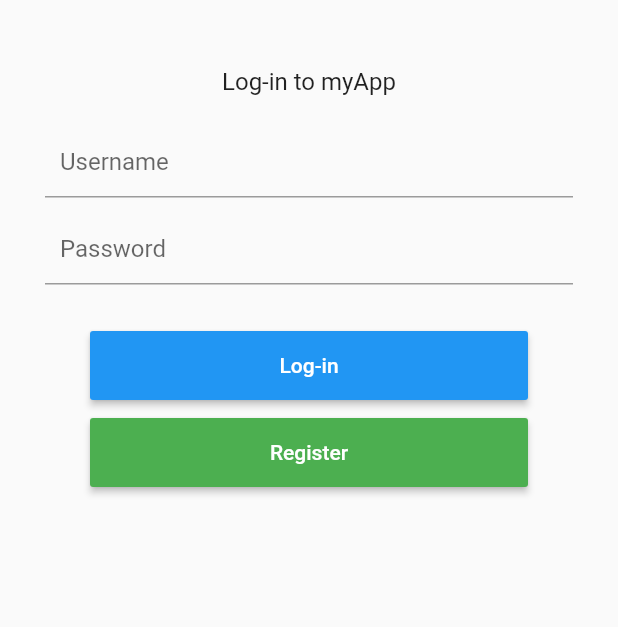
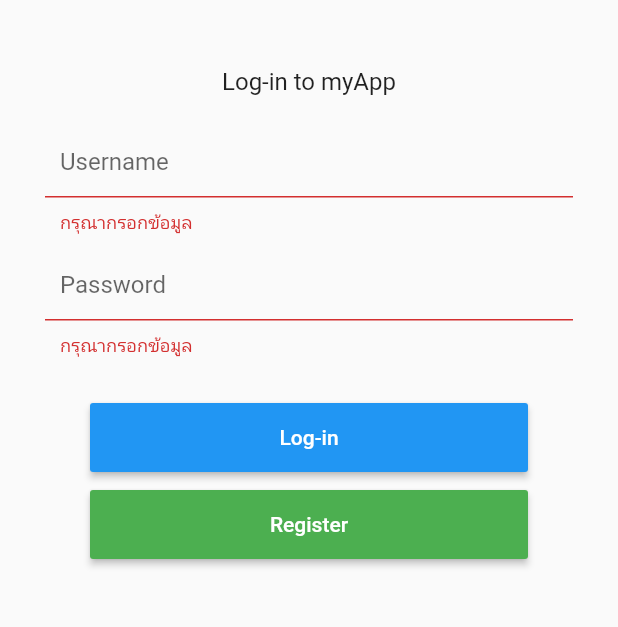
Before and after one commit to Swindl3/mobile_doc_ui, a Flutter app: the screen it shows after launch, after a tap on "Log-in", on a phone screen of 412 x 824 dp, the part 428-1055 px from its top. Run offline on Flutter 3.47's test engine with Material 2 defaults, Android fonts, the phone set to English and light mode, and no system bars; our stand-ins replace image_picker.

```diff
--- a/lib/config.dart
+++ b/lib/config.dart
@@ -1,3 +1,4 @@
 class Config {
-  static String api_url = 'http://192.168.10.196:9999';
+  static String api_url = 'http://192.168.2.103:9999';
+  static String err_empty_str = "กรุณากรอกข้อมูล";
 }
--- a/lib/main.dart
+++ b/lib/main.dart
@@ -4,6 +4,7 @@ import 'package:mobile_doc/home.dart';
 import 'package:http/http.dart' as http;
 import 'config.dart';
 import 'dart:convert';
+
 void main() {
   runApp(MaterialApp(
     home: DocApp(),
@@ -19,28 +20,32 @@ class DocApp extends StatefulWidget {
 }
 
 class _DocApp extends State {
-
   TextEditingController _userName = TextEditingController();
   TextEditingController _passWord = TextEditingController();
+  bool _validate = false;
   int get userId => null;
 
   void onLogin() {
-     Map<String, String> params = Map();
-      params['user_username'] = _userName.text.trim();
-      params['user_password'] = _passWord.text.trim();
-      http
-      .post('${Config.api_url}/api/login', body: params)
-      .then((response){
+    Map<String, String> params = Map();
+    params['user_username'] = _userName.text.trim();
+    params['user_password'] = _passWord.text.trim();
+    if (_userName.text.trim() == "" || _passWord.text.trim() == "") {
+      _validate = true;
+      setState(() {});
+    } else {
+      _validate = false;
+      http.post('${Config.api_url}/api/login', body: params).then((response) {
         Map resMap = jsonDecode(response.body) as Map;
         bool status = resMap['success'];
-        if(status == true) {
+        if (status == true) {
           print("Login Succeeded");
-           Navigator.of(context).push(
-                  MaterialPageRoute(builder: (BuildContext) => HomeScreen()));
-        }else{
+          Navigator.of(context)
+              .push(MaterialPageRoute(builder: (BuildContext) => HomeScreen()));
+        } else {
           print("Login Failed");
         }
       });
+    }
   }
 
   @override
@@ -62,17 +67,21 @@ class _DocApp extends State {
           margin: EdgeInsets.only(left: 30.0, right: 30.0, top: 20.0),
           child: TextField(
             decoration: InputDecoration(
-                hintText: "Username", contentPadding: EdgeInsets.all(10.0)),
-                controller: _userName,
+              hintText: "Username",
+              contentPadding: EdgeInsets.all(10.0),
+              errorText: _validate ? "${Config.err_empty_str}" : null,
+            ),
+            controller: _userName,
           ),
         ),
         Container(
           margin: EdgeInsets.only(left: 30.0, right: 30.0, top: 10.0),
           child: TextField(
-            decoration: InputDecoration(
-                hintText: "Password", contentPadding: EdgeInsets.all(10.0)),
-                controller: _passWord
-          ),
+              decoration: InputDecoration(
+                  hintText: "Password",
+                  contentPadding: EdgeInsets.all(10.0),
+                  errorText: _validate ? "${Config.err_empty_str}" : null),
+              controller: _passWord),
         ),
         Container(
           margin: EdgeInsets.only(left: 60.0, right: 60.0, top: 30.0),
@@ -95,9 +104,7 @@ class _DocApp extends State {
               },
               color: Colors.green,
               padding: EdgeInsets.all(15.0),
-              child: Text(
-                'Register',
-                style: TextStyle(color: Colors.white)),
+              child: Text('Register', style: TextStyle(color: Colors.white)),
             ))
       ],
     ));
```
Also changed, not shown: lib/add_document.dart (+34 -11 lines), lib/add_group.dart (+13 -10 lines), lib/detail_document.dart (+13 -7 lines), lib/document.dart (+5 -2 lines), lib/register.dart (+114 -61 lines).
